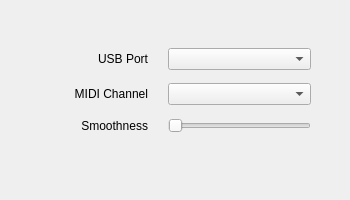
Old version of the form driverwindow.ui in the repository A-KRY/NanoBreathControllerUSBDriver.
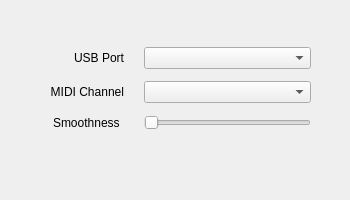
New version of the form.

Commit message: 将SmoothnessLabel改为QLineEdit，增加双击编辑平滑度百分比功能。

What changed in the file:
```diff
--- a/driverwindow.ui
+++ b/driverwindow.ui
@@ -36,7 +36,7 @@
      <number>10</number>
     </property>
     <item>
-     <layout class="QHBoxLayout" name="horizontalLayout_UsbPort" stretch="3,4">
+     <layout class="QHBoxLayout" name="horizontalLayout_UsbPort" stretch="1,2">
       <property name="spacing">
        <number>20</number>
       </property>
@@ -74,7 +74,7 @@
      </layout>
     </item>
     <item>
-     <layout class="QHBoxLayout" name="horizontalLayout_MidiPort" stretch="3,4">
+     <layout class="QHBoxLayout" name="horizontalLayout_MidiPort" stretch="1,2">
       <property name="spacing">
        <number>20</number>
       </property>
@@ -103,7 +103,7 @@
      </layout>
     </item>
     <item>
-     <layout class="QHBoxLayout" name="horizontalLayout_smoothness" stretch="3,4">
+     <layout class="QHBoxLayout" name="horizontalLayout_smoothness" stretch="1,2">
       <property name="spacing">
        <number>20</number>
       </property>
@@ -114,7 +114,10 @@
        <number>30</number>
       </property>
       <item>
-       <widget class="QLabel" name="smoothnessLabel">
+       <widget class="QLineEdit" name="smoothnessLineEdit">
+        <property name="styleSheet">
+         <string notr="true"> background-color: transparent; border: none;padding: 0; margin: 0;</string>
+        </property>
         <property name="text">
          <string>Smoothness</string>
         </property>
```
Left out of the diff: 6 changed lines with no effect on the pictures. The commit also changes 13 other files.
